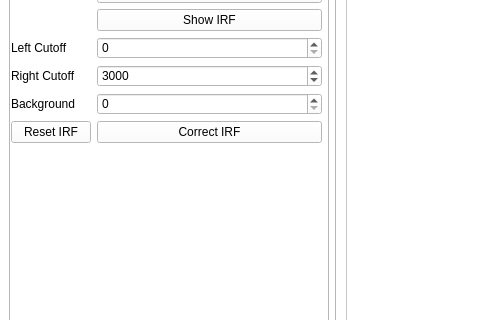
Tomkaehst/PhasorFLIM, file qt_app/gui/agbp_flimfitter.ui: the form before one commit; both pictures show x 0 to 480 and y 101 to 421 of the 1230 by 893 pixel window.
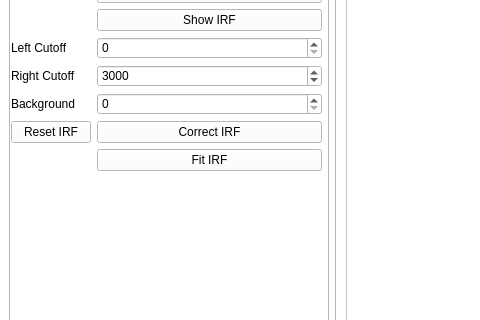
The form after the commit. The open tabs and pages were chosen to show the change. Custom widgets are drawn as their Qt base class.

Commit message: Added new button to fit IRF.

What changed in the file:
```diff
--- a/qt_app/gui/agbp_flimfitter.ui
+++ b/qt_app/gui/agbp_flimfitter.ui
@@ -311,6 +311,13 @@
            </property>
           </widget>
          </item>
+         <item row="11" column="1">
+          <widget class="QPushButton" name="pushButton_fitIRF">
+           <property name="text">
+            <string>Fit IRF</string>
+           </property>
+          </widget>
+         </item>
         </layout>
        </widget>
       </widget>
```
The commit also changes 2 other files.
